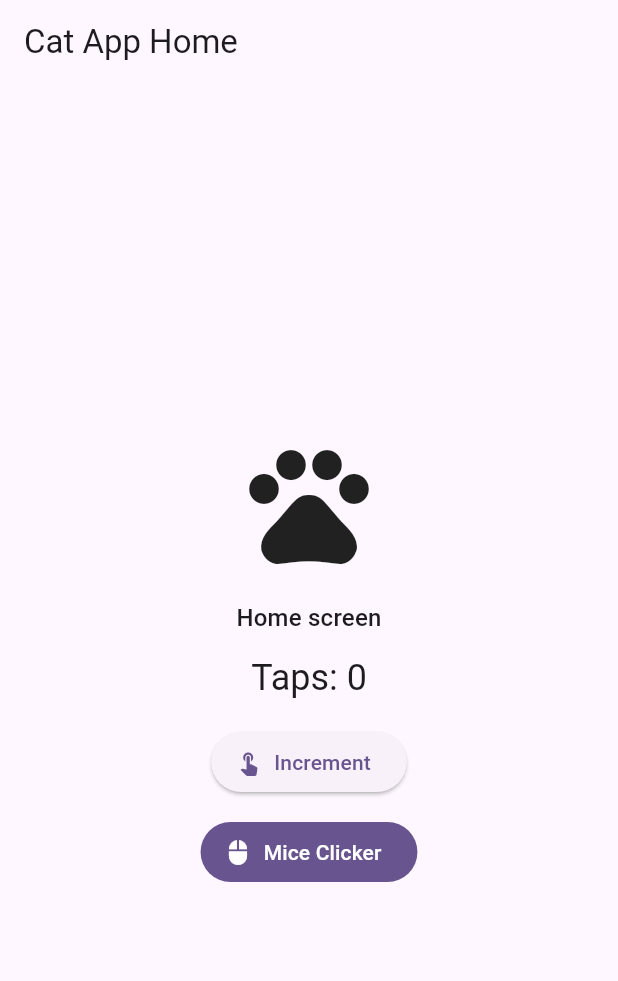
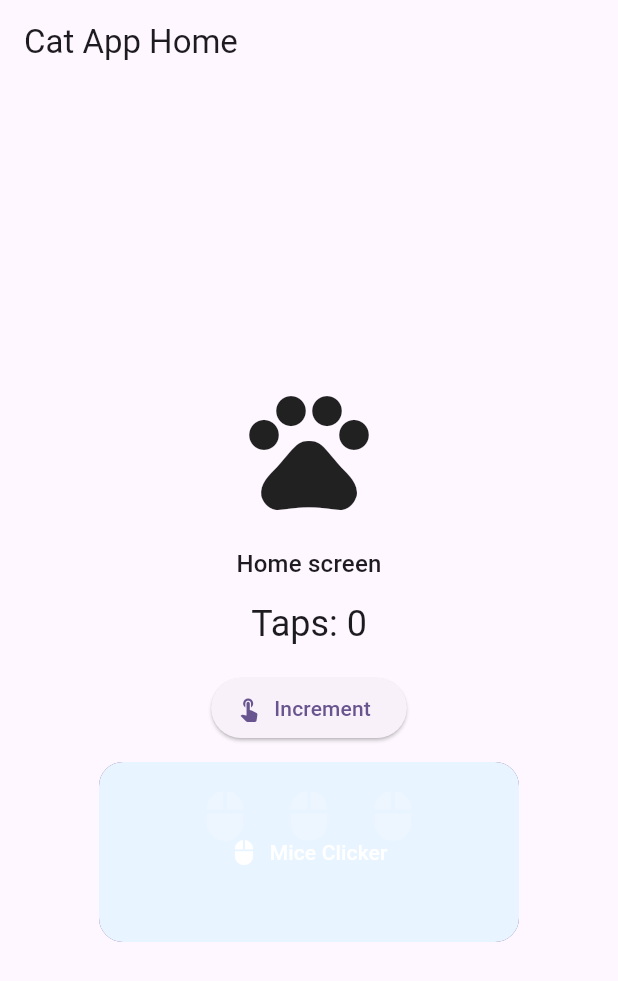
Before and after one commit to wlitton/cat-app, a Flutter app: the screen it shows after launch, on a phone screen of 412 x 824 dp. Shown: the top 981 px of the screen. Run offline on Flutter 3.47's test engine with Material 3 defaults, Android fonts, the phone set to English and light mode, and no system bars.

Commit message:
Redesign home Mice Clicker button preview

```diff
--- a/lib/main.dart
+++ b/lib/main.dart
@@ -28,6 +28,7 @@ class HomePage extends StatefulWidget {
 }
 
 class _HomePageState extends State<HomePage> {
+  static const Color _miceScreenBackground = Color(0xFFE8F4FF);
   int _tapCount = 0;
 
   void _increment() {
@@ -71,10 +72,58 @@ class _HomePageState extends State<HomePage> {
               onPressed: _increment,
             ),
             const SizedBox(height: 12),
-            FilledButton.icon(
-              icon: const Icon(Icons.mouse),
-              label: const Text('Mice Clicker'),
-              onPressed: _openMiceClicker,
+            SizedBox(
+              width: 280,
+              height: 120,
+              child: FilledButton(
+                onPressed: _openMiceClicker,
+                style: FilledButton.styleFrom(
+                  padding: EdgeInsets.zero,
+                  shape: RoundedRectangleBorder(
+                    borderRadius: BorderRadius.circular(16),
+                  ),
+                ),
+                child: Ink(
+                  decoration: BoxDecoration(
+                    color: _miceScreenBackground,
+                    borderRadius: BorderRadius.circular(16),
+                  ),
+                  child: Stack(
+                    fit: StackFit.expand,
+                    children: [
+                      Align(
+                        alignment: Alignment.topCenter,
+                        child: Opacity(
+                          opacity: 0.22,
+                          child: Padding(
+                            padding: const EdgeInsets.only(top: 18),
+                            child: Row(
+                              mainAxisSize: MainAxisSize.min,
+                              children: const [
+                                Icon(Icons.mouse, size: 36),
+                                SizedBox(width: 20),
+                                Icon(Icons.mouse, size: 36),
+                                SizedBox(width: 20),
+                                Icon(Icons.mouse, size: 36),
+                              ],
+                            ),
+                          ),
+                        ),
+                      ),
+                      const Center(
+                        child: Row(
+                          mainAxisSize: MainAxisSize.min,
+                          children: [
+                            Icon(Icons.mouse),
+                            SizedBox(width: 8),
+                            Text('Mice Clicker'),
+                          ],
+                        ),
+                      ),
+                    ],
+                  ),
+                ),
+              ),
             ),
           ],
         ),
@@ -102,6 +151,7 @@ class _MiceClickerScreenState extends State<MiceClickerScreen> {
   @override
   Widget build(BuildContext context) {
     return Scaffold(
+      backgroundColor: _HomePageState._miceScreenBackground,
       body: Center(
         child: Column(
           mainAxisSize: MainAxisSize.min,
```
